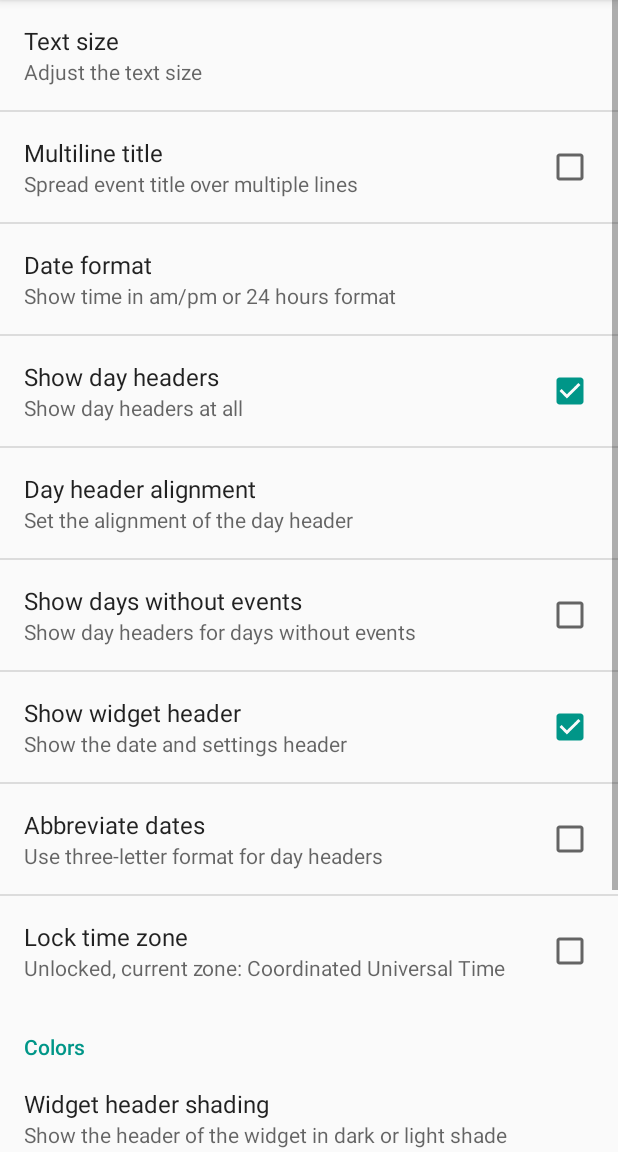
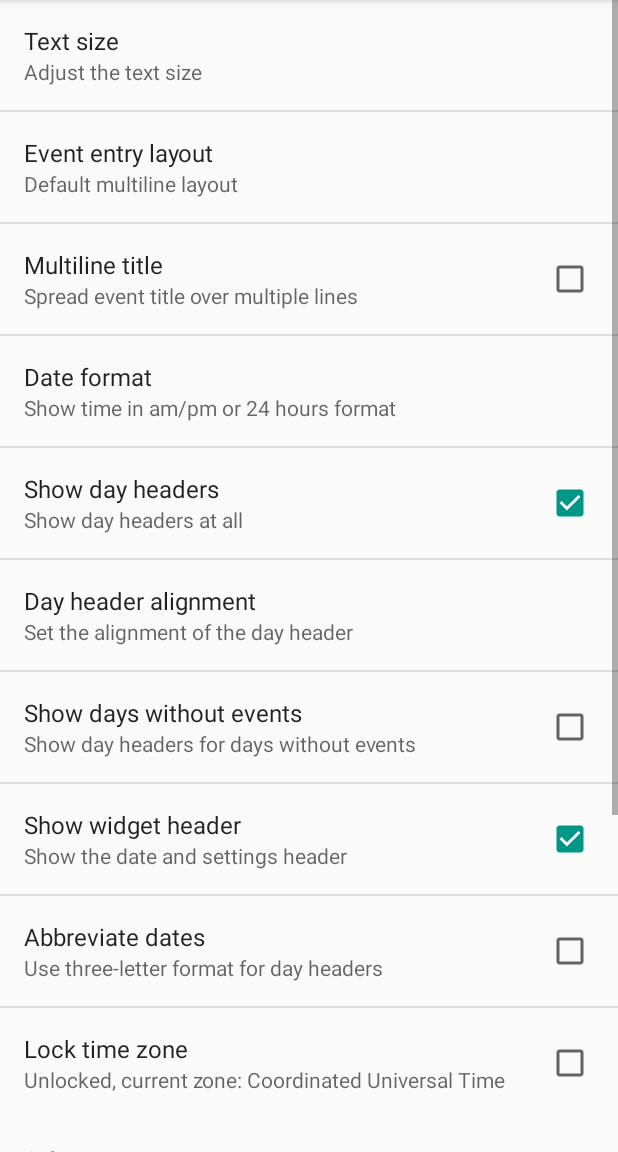
Before and after one commit to plusonelabs/calendar-widget, an Android app: the fragment AppearancePreferencesFragment shown on its own in the app's theme, on a phone screen of 412 x 824 dp, the part 84-1236 px from its top. Run offline under Robolectric (Android 15) with nearby library versions, the phone set to English and light mode, and no system bars.

Commit message:
#42 Single line layout for Event Entry created

```diff
--- a/app/calendar-widget/src/main/java/com/plusonelabs/calendar/RemoteViewsUtil.java
+++ b/app/calendar-widget/src/main/java/com/plusonelabs/calendar/RemoteViewsUtil.java
@@ -96,11 +96,11 @@ public class RemoteViewsUtil {
 		}
 	}
 
-	public static void setSingleLine(RemoteViews rv, int viewId, boolean singleLine) {
-		rv.setBoolean(viewId, METHOD_SET_SINGLE_LINE, singleLine);
+	public static void setMultiline(RemoteViews rv, int viewId, boolean multiLine) {
+		rv.setBoolean(viewId, METHOD_SET_SINGLE_LINE, !multiLine);
 	}
 
-    public static void setImageFromAttr(Context context, RemoteViews rv, int viewId, int attrResId) {
+	public static void setImageFromAttr(Context context, RemoteViews rv, int viewId, int attrResId) {
         TypedValue outValue = new TypedValue();
         context.getTheme().resolveAttribute(attrResId, outValue, true);
         setImage(rv, viewId, outValue.resourceId);
--- a/app/calendar-widget/src/main/java/com/plusonelabs/calendar/prefs/AppearancePreferencesFragment.java
+++ b/app/calendar-widget/src/main/java/com/plusonelabs/calendar/prefs/AppearancePreferencesFragment.java
@@ -1,5 +1,6 @@
 package com.plusonelabs.calendar.prefs;
 
+import android.content.SharedPreferences;
 import android.os.Bundle;
 import android.preference.CheckBoxPreference;
 import android.preference.Preference;
@@ -13,7 +14,8 @@ import com.plusonelabs.calendar.R;
 
 import java.util.TimeZone;
 
-public class AppearancePreferencesFragment extends PreferenceFragment {
+public class AppearancePreferencesFragment extends PreferenceFragment
+        implements SharedPreferences.OnSharedPreferenceChangeListener {
 
 	@Override
 	public void onCreate(Bundle savedInstanceState) {
@@ -25,7 +27,16 @@ public class AppearancePreferencesFragment extends PreferenceFragment {
 	public void onResume() {
 		super.onResume();
 		showLockTimeZone(true);
+        showEventEntryLayout();
+        getPreferenceManager().getSharedPreferences().registerOnSharedPreferenceChangeListener(this);
 	}
+
+    private void showEventEntryLayout() {
+        Preference preference = findPreference(CalendarPreferences.PREF_EVENT_ENTRY_LAYOUT);
+        if (preference != null) {
+            preference.setSummary(CalendarPreferences.getEventEntryLayout(getActivity()).summaryResId);
+        }
+    }
 
     private void showLockTimeZone(boolean setAlso) {
         CheckBoxPreference preference = (CheckBoxPreference) findPreference(CalendarPreferences.PREF_LOCK_TIME_ZONE);
@@ -78,7 +89,19 @@ public class AppearancePreferencesFragment extends PreferenceFragment {
 	@Override
 	public void onPause() {
 		super.onPause();
+        getPreferenceManager().getSharedPreferences().unregisterOnSharedPreferenceChangeListener(this);
         EventAppWidgetProvider.updateEventList(getActivity());
 		EventAppWidgetProvider.updateAllWidgets(getActivity());
 	}
+
+    @Override
+    public void onSharedPreferenceChanged(SharedPreferences sharedPreferences, String key) {
+        switch (key) {
+            case CalendarPreferences.PREF_EVENT_ENTRY_LAYOUT:
+                showEventEntryLayout();
+                break;
+            default:
+                break;
+        }
+    }
 }
--- a/app/calendar-widget/src/main/java/com/plusonelabs/calendar/prefs/CalendarPreferences.java
+++ b/app/calendar-widget/src/main/java/com/plusonelabs/calendar/prefs/CalendarPreferences.java
@@ -9,6 +9,7 @@ import com.plusonelabs.calendar.Alignment;
 import com.plusonelabs.calendar.DateUtil;
 import com.plusonelabs.calendar.EndedSomeTimeAgo;
 import com.plusonelabs.calendar.Theme;
+import com.plusonelabs.calendar.widget.EventEntryLayout;
 
 import org.joda.time.DateTimeZone;
 import org.json.JSONException;
@@ -57,6 +58,7 @@ public class CalendarPreferences {
     private static final boolean PREF_ABBREVIATE_DATES_DEFAULT = false;
     static final String PREF_LOCK_TIME_ZONE = "lockTimeZone";
     private static final String PREF_LOCKED_TIME_ZONE_ID = "lockedTimeZoneId";
+    static final String PREF_EVENT_ENTRY_LAYOUT = "eventEntryLayout";
 
     private static volatile String lockedTimeZoneId = null;
 
@@ -227,4 +229,13 @@ public class CalendarPreferences {
     public static boolean isTimeZoneLocked(Context context) {
         return !TextUtils.isEmpty(getLockedTimeZoneId(context));
     }
+
+    public static void setEventEntryLayout(Context context, EventEntryLayout value) {
+        setStringPreference(context, PREF_EVENT_ENTRY_LAYOUT, value.value);
+    }
+
+    public static EventEntryLayout getEventEntryLayout(Context context) {
+        return EventEntryLayout.fromValue(PreferenceManager.getDefaultSharedPreferences(context).getString(
+                PREF_EVENT_ENTRY_LAYOUT, ""));
+    }
 }
--- /dev/null
+++ b/app/calendar-widget/src/main/java/com/plusonelabs/calendar/widget/EventEntryLayout.java
@@ -0,0 +1,84 @@
+package com.plusonelabs.calendar.widget;
+
+import android.content.Context;
+import android.support.annotation.LayoutRes;
+import android.support.annotation.StringRes;
+import android.text.TextUtils;
+import android.view.View;
+import android.widget.RemoteViews;
+
+import com.plusonelabs.calendar.R;
+import com.plusonelabs.calendar.RemoteViewsUtil;
+import com.plusonelabs.calendar.prefs.CalendarPreferences;
+
+import static com.plusonelabs.calendar.RemoteViewsUtil.setTextColorFromAttr;
+import static com.plusonelabs.calendar.RemoteViewsUtil.setTextSize;
+
+/**
+ * @author yvolk@yurivolkov.com
+ */
+public enum EventEntryLayout {
+    DEFAULT(R.layout.event_entry, "DEFAULT", R.string.default_multiline_layout),
+    ONE_LINE(R.layout.event_entry_one_line, "ONE_LINE", R.string.single_line_layout) {
+        @Override
+        public void visualizeEvent(Context context, CalendarEntry entry, RemoteViews rv) {
+            setEventDate(context, entry, rv);
+            setEventTime(context, entry, rv);
+        }
+    };
+
+    @LayoutRes
+    public final int layoutId;
+    public final String value;
+    @StringRes
+    public final int summaryResId;
+
+    EventEntryLayout(@LayoutRes int layoutId, String value, int summaryResId) {
+        this.layoutId = layoutId;
+        this.value = value;
+        this.summaryResId = summaryResId;
+    }
+
+    public static EventEntryLayout fromValue(String value) {
+        EventEntryLayout layout = DEFAULT;
+        for (EventEntryLayout item : EventEntryLayout.values()) {
+            if (item.value.equals(value)) {
+                layout = item;
+                break;
+            }
+        }
+        return layout;
+    }
+
+    public void visualizeEvent(Context context, CalendarEntry entry, RemoteViews rv) {
+        setEventDetails(context, entry, rv);
+    }
+
+    protected void setEventDate(Context context, CalendarEntry entry, RemoteViews rv) {
+        if (CalendarPreferences.getShowDayHeaders(context)) {
+            rv.setViewVisibility(R.id.event_entry_date, View.GONE);
+        } else {
+            rv.setViewVisibility(R.id.event_entry_date, View.VISIBLE);
+            rv.setTextViewText(R.id.event_entry_date, entry.getDateString(context));
+        }
+    }
+
+    protected void setEventTime(Context context, CalendarEntry entry, RemoteViews rv) {
+        RemoteViewsUtil.setMultiline(rv, R.id.event_entry_time, CalendarPreferences.getShowEndTime(context));
+        rv.setTextViewText(R.id.event_entry_time, entry.getEventTimeString(context).replace(CalendarEntry
+                .SPACE_DASH_SPACE, " "));
+    }
+
+    private void setEventDetails(Context context, CalendarEntry entry, RemoteViews rv) {
+        String eventDetails = entry.getEventDetails(context);
+        if (TextUtils.isEmpty(eventDetails)) {
+            rv.setViewVisibility(R.id.event_entry_details, View.GONE);
+        } else {
+            rv.setViewVisibility(R.id.event_entry_details, View.VISIBLE);
+            rv.setTextViewText(R.id.event_entry_details, eventDetails);
+            setTextSize(context, rv, R.id.event_entry_details, R.dimen.event_entry_details);
+            setTextColorFromAttr(context, rv, R.id.event_entry_details, R.attr.eventEntryDetails);
+        }
+    }
+
+}
--- a/app/calendar-widget/src/main/res/values/arrays.xml
+++ b/app/calendar-widget/src/main/res/values/arrays.xml
@@ -85,4 +85,12 @@
         <item>TODAY</item>
         <item>YESTERDAY</item>
     </string-array>
+    <string-array name="pref_event_entry_layout_entries">
+        <item>@string/default_multiline_layout</item>
+        <item>@string/single_line_layout</item>
+    </string-array>
+    <string-array name="pref_event_entry_layout_values" tools:ignore="MissingTranslation">
+        <item>DEFAULT</item>
+        <item>ONE_LINE</item>
+    </string-array>
 </resources>
--- a/app/calendar-widget/src/main/res/values/strings.xml
+++ b/app/calendar-widget/src/main/res/values/strings.xml
@@ -2,6 +2,7 @@
 <resources>
 
     <string name="app_name">Calendar Widget</string>
+    <string name="yesterday">Yesterday</string>
     <string name="today">Today</string>
     <string name="tomorrow">Tomorrow</string>
     <string name="no_upcoming_events">No upcoming events</string>
@@ -31,6 +32,9 @@
     <string name="appearance_text_size_medium">Medium</string>
     <string name="appearance_text_size_large">Large</string>
     <string name="appearance_text_size_very_large">Very large</string>
+    <string name="pref_event_entry_layout_title">Event entry layout</string>
+    <string name="default_multiline_layout">Default multiline layout</string>
+    <string name="single_line_layout">Single line layout</string>
     <string name="appearance_multiline_title_title">Multiline title</string>
     <string name="appearance_multiline_title_desc">Spread event title over multiple lines</string>
     <string name="appearance_date_format_desc">Show time in am/pm or 24 hours format</string>
--- a/app/calendar-widget/src/main/res/values/styles.xml
+++ b/app/calendar-widget/src/main/res/values/styles.xml
@@ -31,7 +31,7 @@
     <style name="EventEntryTitle" parent="android:Widget.Holo.TextView">
         <item name="android:ellipsize">marquee</item>
         <item name="android:singleLine">true</item>
-        <item name="android:textColor">@android:color/white</item>
+        <item name="android:textColor">@color/event_entry_title_dark</item>
         <item name="android:textSize">@dimen/event_entry_title</item>
     </style>
 
--- a/app/calendar-widget/src/main/res/xml/preferences_appearance.xml
+++ b/app/calendar-widget/src/main/res/xml/preferences_appearance.xml
@@ -7,6 +7,14 @@
         android:key="textSizeScale"
         android:summary="@string/appearance_text_size_desc"
         android:title="@string/appearance_text_size_title" />
+
+    <ListPreference
+        android:defaultValue="DEFAULT"
+        android:entries="@array/pref_event_entry_layout_entries"
+        android:entryValues="@array/pref_event_entry_layout_values"
+        android:key="eventEntryLayout"
+        android:summary="@string/default_multiline_layout"
+        android:title="@string/pref_event_entry_layout_title" />
 
     <CheckBoxPreference
         android:defaultValue="false"
```
Also changed, not shown: app/calendar-widget/src/main/java/com/plusonelabs/calendar/calendar/CalendarEventVisualizer.java (+8 -19 lines), app/calendar-widget/src/main/java/com/plusonelabs/calendar/widget/CalendarEntry.java (+10 -6 lines), app/calendar-widget/src/main/java/com/plusonelabs/calendar/widget/WidgetEntry.java (+20 -0 lines), app/calendar-widget/src/main/res/layout/event_entry.xml (+6 -4 lines), app/calendar-widget/src/main/res/layout/event_entry_one_line.xml (added, +75 -0 lines).
